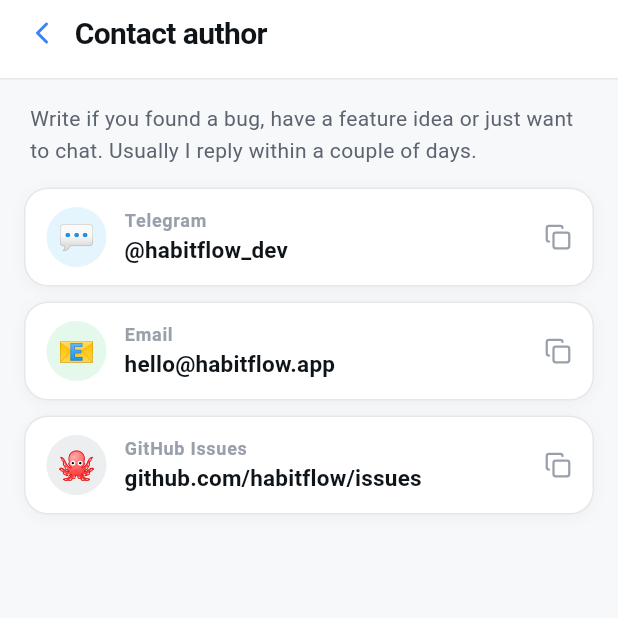
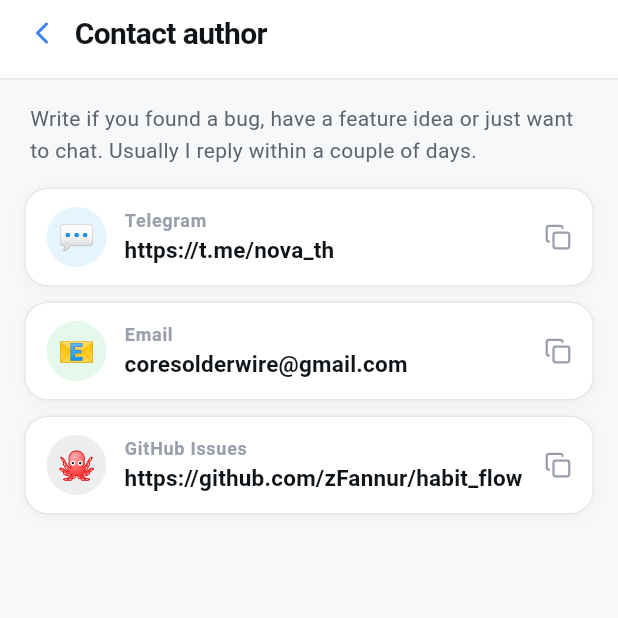
Before and after one commit to zFannur/habit_flow, a Flutter app: the ContactScreen screen opened by its route, on a phone screen of 412 x 824 dp, the top half of it. Run offline on Flutter 3.47's test engine with Material 3 defaults, Android fonts, the phone set to English and light mode, and no system bars; our stand-ins replace dio, fl_chart, flutter_dotenv, flutter_riverpod, flutter_secure_storage, fpdart and 5 more; missing offline and left inert: dart:js_interop; accounts and stored records are empty; statements that could not run were skipped.

Commit message:
fix(contact): update author email, GitHub and Telegram links

```diff
--- a/lib/features/profile/presentation/contact_screen.dart
+++ b/lib/features/profile/presentation/contact_screen.dart
@@ -35,19 +35,19 @@
                 _ContactRow(
                   emoji: '💬',
                   label: l.contactChannelTelegram,
-                  value: '@habitflow_dev',
+                  value: 'https://t.me/nova_th',
                   iconBg: const Color(0x1F2AABEE),
                 ),
                 _ContactRow(
                   emoji: '📧',
                   label: l.contactChannelEmail,
-                  value: 'hello@habitflow.app',
+                  value: 'coresolderwire@gmail.com',
                   iconBg: const Color(0x1F22C55E),
                 ),
                 _ContactRow(
                   emoji: '🐙',
                   label: l.contactChannelGithub,
-                  value: 'github.com/habitflow/issues',
+                  value: 'https://github.com/zFannur/habit_flow',
                   iconBg: const Color(0x1F6B7280),
                 ),
               ],
```
